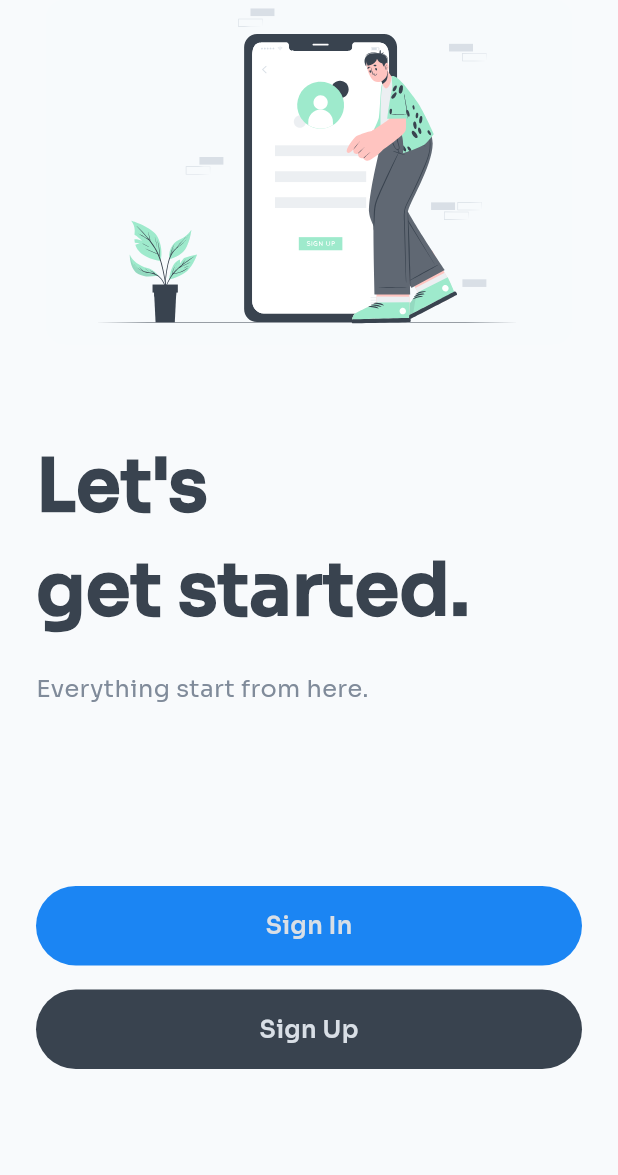
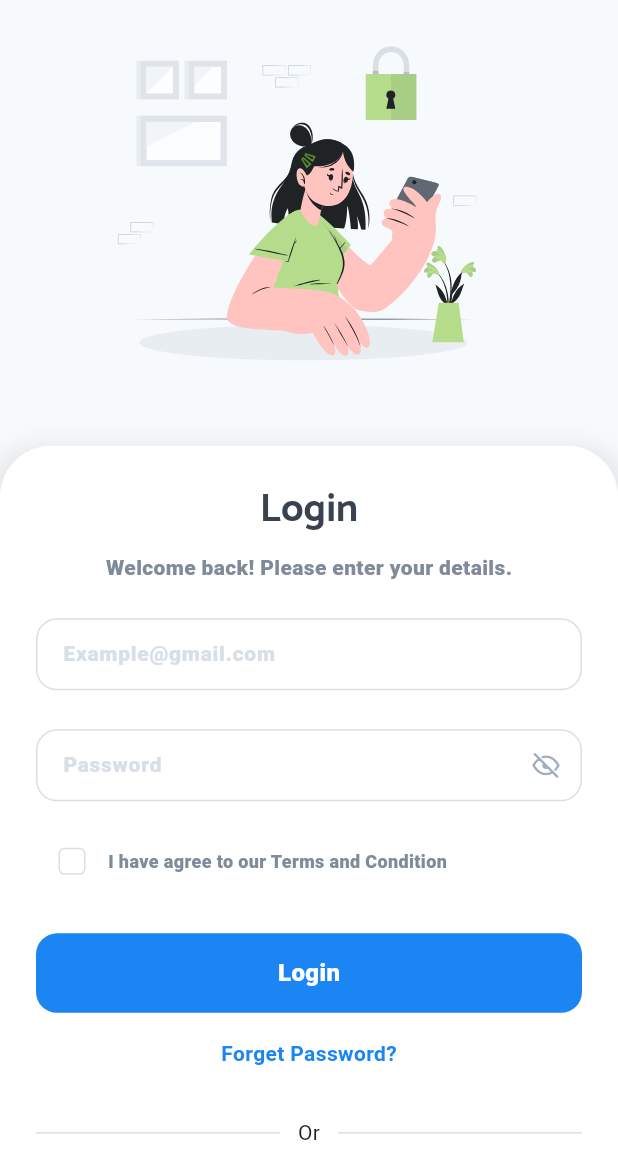
Before and after one commit to mozidan27/auth_flow, a Flutter app: the screen it shows after launch, on a phone screen of 412 x 824 dp, the part 61-1236 px from its top. Run offline on Flutter 3.47's test engine with Material 3 defaults, Android fonts, the light colour scheme and no system bars; our stand-ins replace flutter_svg; Roboto replaces fonts that are missing (Noto).

Commit message:
login screen created

```diff
--- a/lib/core/routes/app_router.dart
+++ b/lib/core/routes/app_router.dart
@@ -1,10 +1,10 @@
-import 'package:auth_flow/features/Auth/presentation/screen/sign_in_View.dart';
+import 'package:auth_flow/features/Auth/presentation/screen/log_in_View.dart';
 import 'package:auth_flow/features/Auth/presentation/screen/sign_up_view.dart';
 import 'package:flutter/material.dart';
 
 Map<String, WidgetBuilder> buildAppRoutes() {
   return {
-    '/signin': (context) => const SignInView(),
+    '/login': (context) => const LogInView(),
     '/signup': (context) => const SignUpView(),
   };
 }
--- a/lib/core/utils/app_assets.dart
+++ b/lib/core/utils/app_assets.dart
@@ -1,6 +1,26 @@
 // ignore_for_file: prefer_single_quotes
 class Assets {
   Assets._();
+
+  /// Assets for imagesApple
+  /// assets/images/apple.svg
+  static const String imagesApple = "assets/images/apple.svg";
+
+  /// Assets for imagesEyeoff
+  /// assets/images/eyeoff.svg
+  static const String imagesEyeoff = "assets/images/eyeoff.svg";
+
+  /// Assets for imagesEyeon
+  /// assets/images/eyeon.svg
+  static const String imagesEyeon = "assets/images/eyeon.svg";
+
+  /// Assets for imagesFb
+  /// assets/images/fb.svg
+  static const String imagesFb = "assets/images/fb.svg";
+
+  /// Assets for imagesGoogle
+  /// assets/images/google.svg
+  static const String imagesGoogle = "assets/images/google.svg";
 
   /// Assets for imagesLogo
   /// assets/images/logo.svg
@@ -9,4 +29,12 @@ class Assets {
   /// Assets for imagesOnboarding
   /// assets/images/onboarding.svg
   static const String imagesOnboarding = "assets/images/onboarding.svg";
+
+  /// Assets for imagesSignin
+  /// assets/images/signin.svg
+  static const String imagesSignin = "assets/images/signin.svg";
+
+  /// Assets for imagesSignup
+  /// assets/images/signup.svg
+  static const String imagesSignup = "assets/images/signup.svg";
 }
--- a/lib/core/utils/app_color.dart
+++ b/lib/core/utils/app_color.dart
@@ -8,4 +8,5 @@ abstract class AppColor {
   static Color darkGrey = Color(0xff39434F);
   static Color grey = Color(0xff808B9A);
   static Color lightGrey = Color(0xffD9DFE6);
+  static Color abitDarkGrey = Color(0xff606873);
 }
--- a/lib/core/utils/app_strings.dart
+++ b/lib/core/utils/app_strings.dart
@@ -4,6 +4,7 @@ abstract class AppStrings {
           letsGetStarted =
           "Let's \nget started.",
       everythingStart = "Everything start from here.",
-      signIn = "Sign In",
+      logIn = "Login",
+      welcomeback = "Welcome back! Please enter your details.",
       signUp = "Sign Up";
 }
--- a/lib/core/utils/app_text_style.dart
+++ b/lib/core/utils/app_text_style.dart
@@ -8,10 +8,17 @@ abstract class CustomTextStyles {
     color: AppColor.darkGrey,
     fontFamily: "SoraSemi",
   );
-  static final soraSemi16LightGrey = TextStyle(
-    fontSize: 16,
-    color: AppColor.lightGrey,
-    fontFamily: "SoraSemi",
+  static final noto14WhiteMedium = TextStyle(
+    fontSize: 14,
+    color: AppColor.white,
+    fontWeight: FontWeight.w900,
+    fontFamily: "Noto",
+  );
+  static final noto14BlueRegular600 = TextStyle(
+    fontSize: 14,
+    color: AppColor.blue,
+    fontWeight: FontWeight.w600,
+    fontFamily: "Noto",
   );
   static final sora16GreyRegular = TextStyle(
     fontSize: 16,
@@ -19,4 +26,10 @@ abstract class CustomTextStyles {
     color: AppColor.grey,
     fontFamily: "Sora",
   );
+  static final catamaran26DarkGreybold = TextStyle(
+    fontSize: 26,
+    fontWeight: FontWeight.bold,
+    color: AppColor.darkGrey,
+    fontFamily: "Catamaran",
+  );
 }
--- a/lib/core/widgets/custom_bottom.dart
+++ b/lib/core/widgets/custom_bottom.dart
@@ -2,8 +2,13 @@ import 'package:auth_flow/core/utils/app_color.dart';
 import 'package:auth_flow/core/utils/app_text_style.dart';
 import 'package:flutter/material.dart';
 
-class CustomButtom extends StatelessWidget {
-  const CustomButtom({super.key, required this.text, this.onTap, this.colors});
+class MyCustomButtom extends StatelessWidget {
+  const MyCustomButtom({
+    super.key,
+    required this.text,
+    this.onTap,
+    this.colors,
+  });
   final String text;
   final void Function()? onTap;
   final Color? colors;
@@ -16,10 +21,13 @@ class CustomButtom extends StatelessWidget {
         width: double.infinity,
         decoration: BoxDecoration(
           color: colors ?? AppColor.blue,
-          borderRadius: BorderRadius.circular(60),
+          borderRadius: BorderRadius.circular(14),
         ),
         child: Center(
-          child: Text(text, style: CustomTextStyles.soraSemi16LightGrey),
+          child: Text(
+            text,
+            style: CustomTextStyles.noto14WhiteMedium.copyWith(fontSize: 16),
+          ),
         ),
       ),
     );
--- /dev/null
+++ b/lib/core/widgets/my_custom_text_form_field.dart
@@ -0,0 +1,39 @@
+import 'package:auth_flow/core/utils/app_color.dart';
+import 'package:auth_flow/core/utils/app_text_style.dart';
+import 'package:flutter/material.dart';
+
+class MyCustomTextFormField extends StatelessWidget {
+  const MyCustomTextFormField({super.key, required this.hint, this.suffixIcon});
+  final String hint;
+  final Widget? suffixIcon;
+
+  @override
+  Widget build(BuildContext context) {
+    return TextFormField(
+      style: CustomTextStyles.noto14WhiteMedium.copyWith(
+        color: AppColor.darkGrey,
+      ),
+      decoration: InputDecoration(
+        suffixIcon: suffixIcon,
+        contentPadding: EdgeInsets.only(left: 14),
+        hintText: hint,
+        hintStyle: CustomTextStyles.noto14WhiteMedium.copyWith(
+          color: AppColor.lightGrey,
+        ),
+        hintFadeDuration: Duration(days: 0),
+        border: OutlineInputBorder(
+          borderRadius: BorderRadius.circular(14),
+          borderSide: BorderSide(color: AppColor.lightGrey),
+        ),
+        focusedBorder: OutlineInputBorder(
+          borderSide: BorderSide(color: AppColor.blue),
+          borderRadius: BorderRadius.circular(14),
+        ),
+        enabledBorder: OutlineInputBorder(
+          borderSide: BorderSide(color: AppColor.lightGrey),
+          borderRadius: BorderRadius.circular(14),
+        ),
+      ),
+    );
+  }
+}
--- /dev/null
+++ b/lib/features/Auth/presentation/screen/log_in_View.dart
@@ -0,0 +1,177 @@
+import 'package:auth_flow/core/helper/spacing.dart';
+import 'package:auth_flow/core/utils/app_assets.dart';
+import 'package:auth_flow/core/utils/app_color.dart';
+import 'package:auth_flow/core/utils/app_strings.dart';
+import 'package:auth_flow/core/utils/app_text_style.dart';
+import 'package:auth_flow/core/widgets/custom_bottom.dart';
+import 'package:auth_flow/core/widgets/my_custom_text_form_field.dart';
+import 'package:auth_flow/features/Auth/presentation/widgets/third_parties_buttons.dart';
+import 'package:flutter/gestures.dart';
+import 'package:flutter/material.dart';
+import 'package:flutter_svg/svg.dart';
+
+class LogInView extends StatelessWidget {
+  const LogInView({super.key});
+
+  @override
+  Widget build(BuildContext context) {
+    return Scaffold(
+      backgroundColor: AppColor.mintGreen,
+      body: SingleChildScrollView(
+        child: SafeArea(
+          child: Column(
+            crossAxisAlignment: CrossAxisAlignment.start,
+            children: [
+              Padding(
+                padding: const EdgeInsets.symmetric(horizontal: 24.0),
+                child: SvgPicture.asset(Assets.imagesLogo, width: 120),
+              ),
+              verticalSpace(17.5),
+
+              Padding(
+                padding: const EdgeInsets.symmetric(horizontal: 24.0),
+                child: SizedBox(
+                  width: double.infinity,
+                  child: SvgPicture.asset(
+                    Assets.imagesSignin,
+                    fit: BoxFit.cover,
+                  ),
+                ),
+              ),
+              verticalSpace(50),
+              Container(
+                width: double.infinity,
+                height: MediaQuery.of(context).size.height,
+                decoration: BoxDecoration(
+                  boxShadow: [
+                    BoxShadow(
+                      color: Colors.grey.withValues(alpha: 0.2),
+                      spreadRadius: 8,
+                      blurRadius: 12,
+                      offset: Offset(0, 8), // changes position of shadow
+                    ),
+                  ],
+                  color: AppColor.white,
+                  borderRadius: BorderRadius.only(
+                    topLeft: Radius.circular(34),
+                    topRight: Radius.circular(34),
+                  ),
+                ),
+                child: Padding(
+                  padding: const EdgeInsets.symmetric(horizontal: 24.0),
+                  child: Column(
+                    children: [
+                      verticalSpace(24),
+                      Text(
+                        AppStrings.logIn,
+                        style: CustomTextStyles.catamaran26DarkGreybold,
+                      ),
+                      verticalSpace(10),
+                      Text(
+                        AppStrings.welcomeback,
+                        style: CustomTextStyles.noto14WhiteMedium.copyWith(
+                          color: AppColor.grey,
+                        ),
+                      ),
+                      verticalSpace(24),
+                      MyCustomTextFormField(hint: "Example@gmail.com"),
+                      verticalSpace(26),
+                      MyCustomTextFormField(
+                        hint: "Password",
+                        suffixIcon: SvgPicture.asset(
+                          Assets.imagesEyeoff,
+                          height: 15,
+                          width: 17,
+                          fit: BoxFit.scaleDown,
+                        ),
+                      ),
+                      verticalSpace(16),
+                      Row(
+                        children: [
+                          Checkbox(
+                            side: BorderSide(color: AppColor.lightGrey),
+                            shape: RoundedRectangleBorder(
+                              borderRadius: BorderRadius.circular(4.0),
+                            ),
+                            value: false,
+                            onChanged: (value) {},
+                            activeColor: AppColor.blue,
+                          ),
+                          Text(
+                            "I have agree to our Terms and Condition",
+                            style: CustomTextStyles.noto14WhiteMedium.copyWith(
+                              fontSize: 12,
+                              color: AppColor.grey,
+                            ),
+                          ),
+                        ],
+                      ),
+                      verticalSpace(24),
+                      MyCustomButtom(text: AppStrings.logIn),
+                      verticalSpace(17),
+
+                      Text(
+                        "Forget Password?",
+                        style: CustomTextStyles.noto14BlueRegular600,
+                      ),
+                      verticalSpace(33),
+
+                      Row(
+                        mainAxisAlignment: MainAxisAlignment.center,
+                        children: [
+                          Expanded(child: Divider(color: AppColor.lightGrey)),
+                          Padding(
+                            padding: const EdgeInsets.symmetric(
+                              horizontal: 12.0,
+                            ),
+                            child: Text("Or"),
+                          ),
+                          Expanded(child: Divider(color: AppColor.lightGrey)),
+                        ],
+                      ),
+                      verticalSpace(24),
+                      ThirdPartiesButtons(
+                        label: "Login with Google",
+                        logo: Assets.imagesGoogle,
+                      ),
+                      verticalSpace(20),
+                      ThirdPartiesButtons(
+                        label: "Login with Facebook",
+                        logo: Assets.imagesFb,
+                      ),
+                      verticalSpace(20),
+                      ThirdPartiesButtons(
+                        label: "Login with Apple",
+                        logo: Assets.imagesApple,
+                      ),
+                      verticalSpace(24),
+                      SizedBox(child: Divider(color: AppColor.lightGrey)),
+                      verticalSpace(24),
+                      RichText(
+                        text: TextSpan(
+                          children: [
+                            TextSpan(
+                              text: "First time here? ",
+                              style: CustomTextStyles.noto14WhiteMedium
+                                  .copyWith(color: AppColor.abitDarkGrey),
+                            ),
+                            TextSpan(
+                              text: "Sign up for free",
+                              style: CustomTextStyles.noto14BlueRegular600
+                                  .copyWith(fontWeight: FontWeight.bold),
+                              recognizer: TapGestureRecognizer()..onTap = () {},
+                            ),
+                          ],
+                        ),
+                      ),
+                    ],
+                  ),
+                ),
+              ),
+            ],
+          ),
+        ),
+      ),
+    );
+  }
+}
--- a/lib/features/Auth/presentation/screen/sign_in_View.dart
+++ /dev/null
@@ -1,10 +0,0 @@
-import 'package:flutter/material.dart';
-
-class SignInView extends StatelessWidget {
-  const SignInView({super.key});
-
-  @override
-  Widget build(BuildContext context) {
-    return const Scaffold();
-  }
-}
--- /dev/null
+++ b/lib/features/Auth/presentation/widgets/third_parties_buttons.dart
@@ -0,0 +1,56 @@
+import 'package:auth_flow/core/helper/spacing.dart';
+import 'package:auth_flow/core/utils/app_color.dart';
+import 'package:auth_flow/core/utils/app_text_style.dart';
+import 'package:flutter/material.dart';
+import 'package:flutter_svg/svg.dart';
+
+class ThirdPartiesButtons extends StatelessWidget {
+  const ThirdPartiesButtons({
+    super.key,
+    required this.label,
+    required this.logo,
+  });
+  final String label;
+  final String logo;
+
+  @override
+  Widget build(BuildContext context) {
+    return Container(
+      padding: EdgeInsets.only(top: 13, bottom: 13, left: 16, right: 76),
+      decoration: BoxDecoration(
+        color: AppColor.white,
+        boxShadow: [
+          BoxShadow(
+            color: Colors.grey.withValues(alpha: 0.2),
+            spreadRadius: 1,
+            blurRadius: 9,
+            offset: Offset(0, 3), // changes position of shadow
+          ),
+        ],
+        borderRadius: BorderRadius.circular(14),
+        border: Border.all(color: AppColor.lightGrey),
+      ),
+      child: IntrinsicHeight(
+        child: Row(
+          mainAxisAlignment: MainAxisAlignment.start,
+          children: [
+            SvgPicture.asset(logo),
+            horizontalSpace(16),
+            VerticalDivider(color: AppColor.lightGrey, width: 1.5),
+            horizontalSpace(16),
+
+            Expanded(
+              child: Text(
+                label,
+                textAlign: TextAlign.center,
+                style: CustomTextStyles.noto14WhiteMedium.copyWith(
+                  color: AppColor.abitDarkGrey,
+                ),
+              ),
+            ),
+          ],
+        ),
+      ),
+    );
+  }
+}
--- a/lib/features/onboarding/presentation/screen/onboarding_view.dart
+++ b/lib/features/onboarding/presentation/screen/onboarding_view.dart
@@ -23,6 +23,7 @@ class OnboardingView extends StatelessWidget {
             crossAxisAlignment: CrossAxisAlignment.start,
             children: [
               SvgPicture.asset(Assets.imagesLogo, width: 120),
+              verticalSpace(17.5),
               SizedBox(
                 width: double.infinity,
                 child: SvgPicture.asset(
@@ -42,12 +43,12 @@ class OnboardingView extends StatelessWidget {
               ),
               verticalSpace(120),
 
-              CustomButtom(
-                text: AppStrings.signIn,
-                onTap: () => customnavigate(context, '/signin'),
+              MyCustomButtom(
+                text: AppStrings.logIn,
+                onTap: () => customnavigate(context, '/login'),
               ),
               verticalSpace(16),
-              CustomButtom(
+              MyCustomButtom(
                 colors: AppColor.darkGrey,
                 text: AppStrings.signUp,
                 onTap: () => customnavigate(context, '/signup'),
--- a/lib/main.dart
+++ b/lib/main.dart
@@ -1,5 +1,5 @@
 import 'package:auth_flow/core/routes/app_router.dart';
-import 'package:auth_flow/features/onboarding/presentation/screen/onboarding_view.dart';
+import 'package:auth_flow/features/Auth/presentation/screen/log_in_View.dart';
 import 'package:flutter/material.dart';
 
 void main() {
@@ -12,7 +12,7 @@ class Appso extends StatelessWidget {
   @override
   Widget build(BuildContext context) {
     return MaterialApp(
-      home: OnboardingView(),
+      home: LogInView(),
       debugShowCheckedModeBanner: false,
       routes: buildAppRoutes(),
     );
--- a/pubspec.yaml
+++ b/pubspec.yaml
@@ -76,9 +76,9 @@ flutter:
   # list giving the asset and other descriptors for the font. For
   # example:
   fonts:
-    - family: Ag
+    - family: Catamaran
       fonts:
-        - asset: assets/fonts/ag-helvetica.ttf
+        - asset: assets/fonts/Catamaran-Bold.ttf
     - family: Noto
       fonts:
         - asset: assets/fonts/NotoSans-VariableFont_wdth,wght.ttf
```
Also changed, not shown: assets/fonts/Catamaran-Bold.ttf (added), assets/fonts/ag-helvetica.ttf (deleted), assets/images/eyeoff.svg (added), assets/images/eyeon.svg (added), assets/images/signin.svg (added), assets/images/signup.svg (added).
